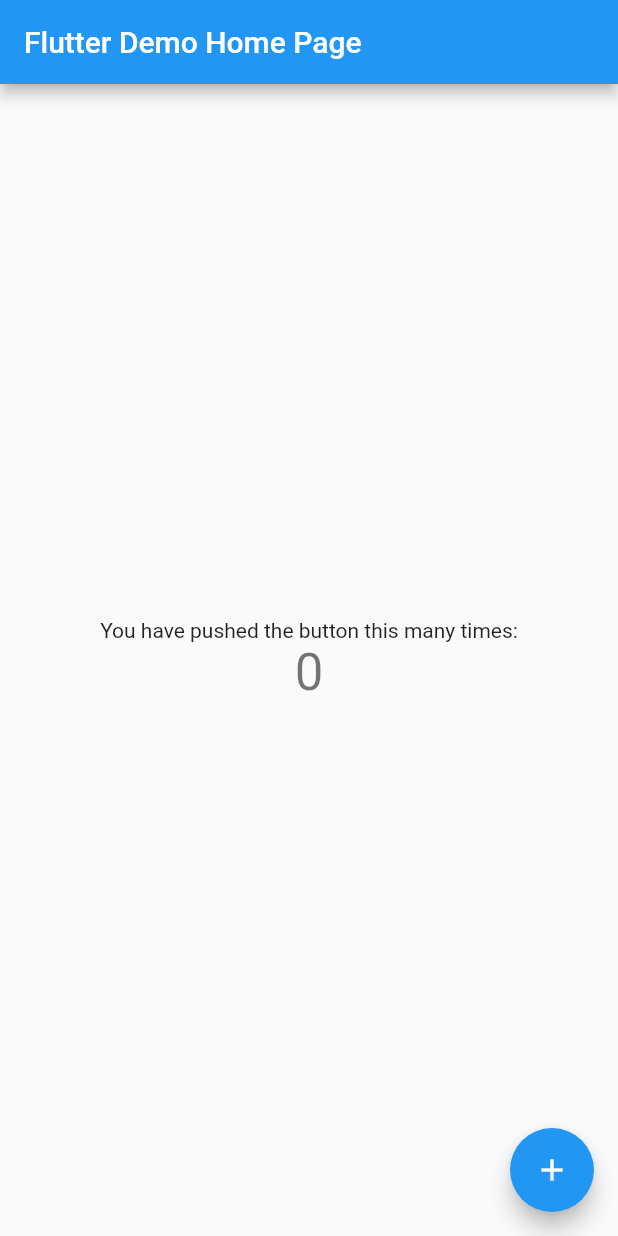
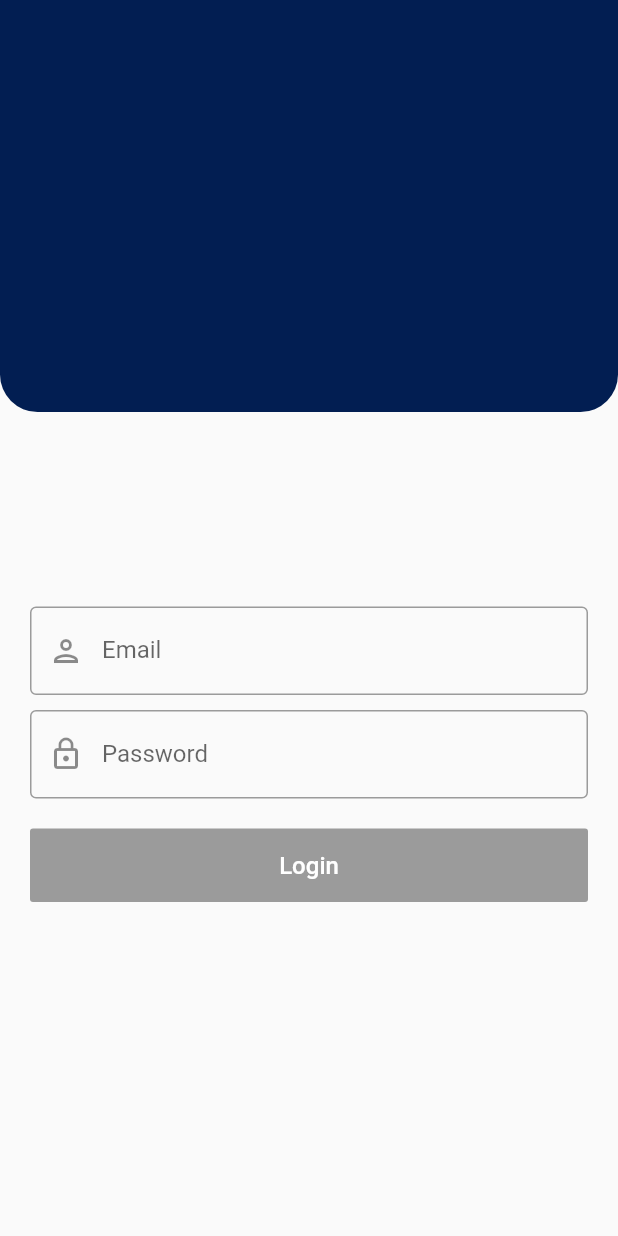
Before and after one commit to madeabinawa/flutter_ui2mvp7, a Flutter app: the screen it shows after launch, on a phone screen of 412 x 824 dp. Run offline on Flutter 3.47's test engine with Material 2 defaults, Android fonts, the phone set to English and light mode, and no system bars.

Commit message:
Add Login page

```diff
--- a/lib/main.dart
+++ b/lib/main.dart
@@ -1,4 +1,5 @@
 import 'package:flutter/material.dart';
+import 'package:flutter_ui2mvp7/views/Login.dart';
 
 void main() {
   runApp(MyApp());
@@ -11,103 +12,13 @@ class MyApp extends StatelessWidget {
     return MaterialApp(
       title: 'Flutter Demo',
       theme: ThemeData(
-        // This is the theme of your application.
-        //
-        // Try running your application with "flutter run". You'll see the
-        // application has a blue toolbar. Then, without quitting the app, try
-        // changing the primarySwatch below to Colors.green and then invoke
-        // "hot reload" (press "r" in the console where you ran "flutter run",
-        // or simply save your changes to "hot reload" in a Flutter IDE).
-        // Notice that the counter didn't reset back to zero; the application
-        // is not restarted.
-        primarySwatch: Colors.blue,
+        // primarySwatch: Colors.blue,
+        brightness: Brightness.light,
+        primaryColor: Color(0xff021e52),
+        accentColor: Color(0xFFff8400),
       ),
-      home: MyHomePage(title: 'Flutter Demo Home Page'),
+      home: Login(),
+      debugShowCheckedModeBanner: false,
     );
   }
 }
-
-class MyHomePage extends StatefulWidget {
-  MyHomePage({Key key, this.title}) : super(key: key);
-
-  // This widget is the home page of your application. It is stateful, meaning
-  // that it has a State object (defined below) that contains fields that affect
-  // how it looks.
-
-  // This class is the configuration for the state. It holds the values (in this
-  // case the title) provided by the parent (in this case the App widget) and
-  // used by the build method of the State. Fields in a Widget subclass are
-  // always marked "final".
-
-  final String title;
-
-  @override
-  _MyHomePageState createState() => _MyHomePageState();
-}
-
-class _MyHomePageState extends State<MyHomePage> {
-  int _counter = 0;
-
-  void _incrementCounter() {
-    setState(() {
-      // This call to setState tells the Flutter framework that something has
-      // changed in this State, which causes it to rerun the build method below
-      // so that the display can reflect the updated values. If we changed
-      // _counter without calling setState(), then the build method would not be
-      // called again, and so nothing would appear to happen.
-      _counter++;
-    });
-  }
-
-  @override
-  Widget build(BuildContext context) {
-    // This method is rerun every time setState is called, for instance as done
-    // by the _incrementCounter method above.
-    //
-    // The Flutter framework has been optimized to make rerunning build methods
-    // fast, so that you can just rebuild anything that needs updating rather
-    // than having to individually change instances of widgets.
-    return Scaffold(
-      appBar: AppBar(
-        // Here we take the value from the MyHomePage object that was created by
-        // the App.build method, and use it to set our appbar title.
-        title: Text(widget.title),
-      ),
-      body: Center(
-        // Center is a layout widget. It takes a single child and positions it
-        // in the middle of the parent.
-        child: Column(
-          // Column is also a layout widget. It takes a list of children and
-          // arranges them vertically. By default, it sizes itself to fit its
-          // children horizontally, and tries to be as tall as its parent.
-          //
-          // Invoke "debug painting" (press "p" in the console, choose the
-          // "Toggle Debug Paint" action from the Flutter Inspector in Android
-          // Studio, or the "Toggle Debug Paint" command in Visual Studio Code)
-          // to see the wireframe for each widget.
-          //
-          // Column has various properties to control how it sizes itself and
-          // how it positions its children. Here we use mainAxisAlignment to
-          // center the children vertically; the main axis here is the vertical
-          // axis because Columns are vertical (the cross axis would be
-          // horizontal).
-          mainAxisAlignment: MainAxisAlignment.center,
-          children: <Widget>[
-            Text(
-              'You have pushed the button this many times:',
-            ),
-            Text(
-              '$_counter',
-              style: Theme.of(context).textTheme.headline4,
-            ),
-          ],
-        ),
-      ),
-      floatingActionButton: FloatingActionButton(
-        onPressed: _incrementCounter,
-        tooltip: 'Increment',
-        child: Icon(Icons.add),
-      ), // This trailing comma makes auto-formatting nicer for build methods.
-    );
-  }
-}
--- /dev/null
+++ b/lib/views/Login.dart
@@ -0,0 +1,101 @@
+import 'package:flutter/material.dart';
+import 'package:flutter_ui2mvp7/views/Home.dart';
+
+class Login extends StatefulWidget {
+  @override
+  _LoginState createState() => _LoginState();
+}
+
+class _LoginState extends State<Login> {
+  TextEditingController _email = TextEditingController();
+  TextEditingController _password = TextEditingController();
+  @override
+  Widget build(BuildContext context) {
+    isControllerEmpty() {
+      return _email.text != '' && _password.text != '';
+    }
+
+    var screen = MediaQuery.of(context).size;
+    final node = FocusScope.of(context);
+    return Scaffold(
+      resizeToAvoidBottomPadding: false,
+      // appBar: AppBar(
+      //   centerTitle: true,
+      //   title: Text('Login'),
+      // ),
+      body: Center(
+        child: Column(
+          mainAxisAlignment: MainAxisAlignment.spaceBetween,
+          children: [
+            Container(
+              height: screen.height / 3,
+              decoration: BoxDecoration(
+                color: Color(0xff021e52),
+                borderRadius: BorderRadius.only(
+                  bottomLeft: Radius.circular(25),
+                  bottomRight: Radius.circular(25),
+                ),
+              ),
+            ),
+            Padding(
+              padding: const EdgeInsets.only(left: 20, right: 20),
+              child: Column(
+                children: [
+                  SizedBox(height: 10),
+                  TextField(
+                    decoration: InputDecoration(
+                      border: OutlineInputBorder(),
+                      labelText: 'Email',
+                      prefixIcon: Icon(Icons.person_outlined),
+                    ),
+                    controller: _email,
+                    onEditingComplete: () => node.nextFocus(),
+                    style: TextStyle(),
+                  ),
+                  SizedBox(height: 10),
+                  TextField(
+                    decoration: InputDecoration(
+                        border: OutlineInputBorder(),
+                        labelText: 'Password',
+                        prefixIcon: Icon(Icons.lock_outline)),
+                    controller: _password,
+                    onEditingComplete: () => node.unfocus(),
+                    obscureText: true,
+                    style: TextStyle(),
+                  ),
+                  SizedBox(height: 20),
+                  Row(
+                    children: [
+                      Expanded(
+                        child: RaisedButton(
+                          child: Text(
+                            'Login',
+                            style: TextStyle(color: Colors.white, fontSize: 16),
+                          ),
+                          padding: EdgeInsets.only(top: 15, bottom: 15),
+                          elevation: 0,
+                          onPressed: isControllerEmpty()
+                              ? () => Navigator.push(
+                                    context,
+                                    MaterialPageRoute(
+                                      builder: (context) => Home(),
+                                    ),
+                                  )
+                              : null,
+                          color: isControllerEmpty()
+                              ? Color(0xff021e52)
+                              : Colors.grey,
+                        ),
+                      ),
+                    ],
+                  ),
+                ],
+              ),
+            ),
+            SizedBox(height: screen.height / 8)
+          ],
+        ),
+      ),
+    );
+  }
+}
```
Also changed, not shown: pubspec.yaml (+1 -9 lines), pubspec.lock, 1 other file.
